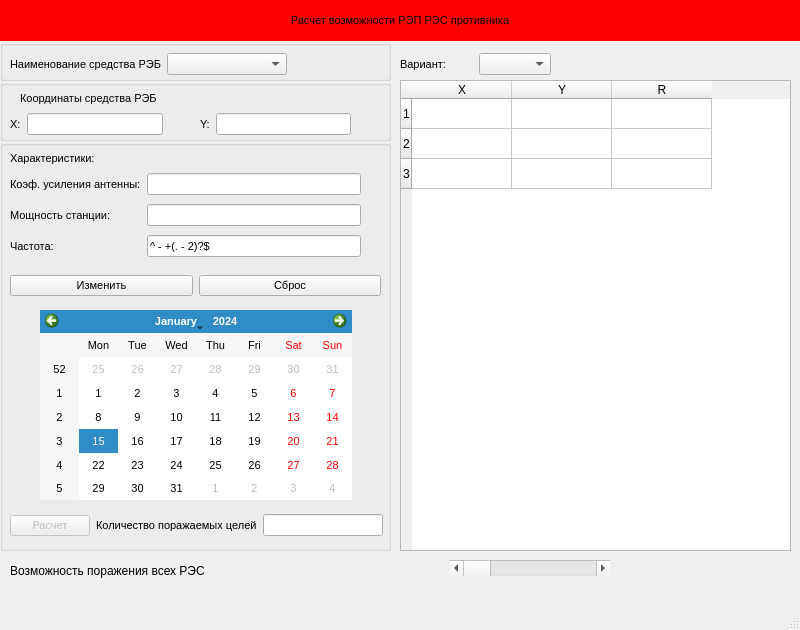
This is mainwindow.ui in businessausage/v22 as Qt 5 draws it before an edit. The edited form follows.
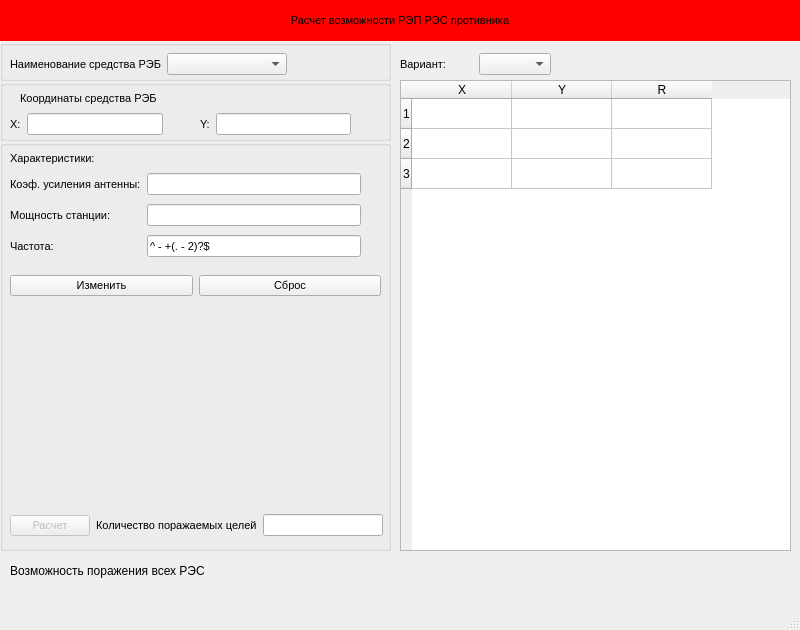
This is the edited form.

Commit message: real v.0.1+

```diff
--- a/mainwindow.ui
+++ b/mainwindow.ui
@@ -430,16 +430,6 @@
       </item>
      </layout>
     </widget>
-    <widget class="QCalendarWidget" name="calendarWidget">
-     <property name="geometry">
-      <rect>
-       <x>40</x>
-       <y>170</y>
-       <width>312</width>
-       <height>190</height>
-      </rect>
-     </property>
-    </widget>
    </widget>
    <widget class="QWidget" name="layoutWidget">
     <property name="geometry">
@@ -609,19 +599,6 @@
      <string>Возможность поражения всех РЭС</string>
     </property>
    </widget>
-   <widget class="QScrollBar" name="horizontalScrollBar">
-    <property name="geometry">
-     <rect>
-      <x>450</x>
-      <y>560</y>
-      <width>160</width>
-      <height>16</height>
-     </rect>
-    </property>
-    <property name="orientation">
-     <enum>Qt::Horizontal</enum>
-    </property>
-   </widget>
   </widget>
   <widget class="QMenuBar" name="menubar">
    <property name="geometry">
```
